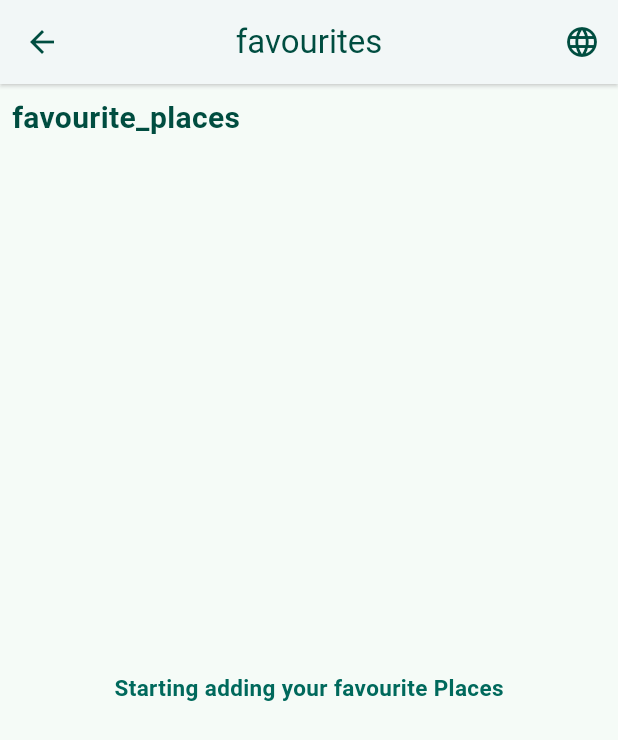
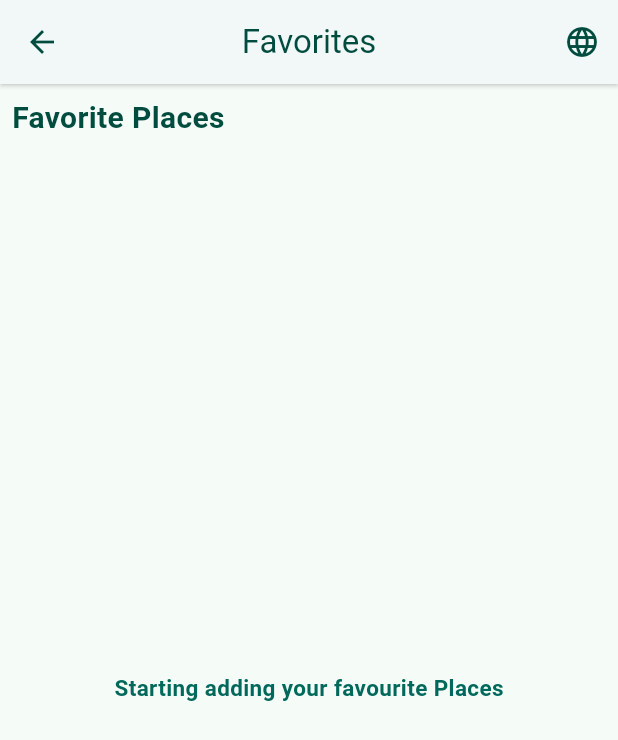
Before and after one commit to Sprints-Flutter-Bootcamp-Projects/Tourist-Guide-App-for-Egypt, a Flutter app: the FavouritesPage screen opened directly, on a phone screen of 412 x 824 dp. Shown: the top 740 px of the screen. Run offline on Flutter 3.47's test engine with Material 3 defaults, Android fonts, the phone set to English and light mode, and no system bars; our stand-ins replace easy_localization, shared_preferences; accounts and stored records are empty.

Commit message:
fixed some localization issues

```diff
--- a/assets/translations/ar.json
+++ b/assets/translations/ar.json
@@ -18,7 +18,7 @@
     "landmarks": "المعالم",
     "favorites": "المفضلات",
     "profile": "الحساب",
-    "favorite_places": "الأماكن المفضلة",
+    "favorites_places": "الأماكن المفضلة",
     "cairo": "القاهرة",
     "alexandria": "الإسكندرية",
     "al_fayoum": "الفيوم",
--- a/assets/translations/en.json
+++ b/assets/translations/en.json
@@ -18,7 +18,7 @@
     "landmarks": "Landmarks",
     "favorites": "Favorites",
     "profile": "Profile",
-    "favorite_places": "Favorite Places",
+    "favorites_places": "Favorite Places",
     "cairo": "Cairo",
     "alexandria": "Alexandria",
     "al_fayoum": "Al-Fayoum",
--- a/lib/nav_bar.dart
+++ b/lib/nav_bar.dart
@@ -71,7 +71,7 @@ class _MyNavigationBarState extends State<MyNavigationBar> {
             NavigationDestination(
               icon: const Icon(Icons.favorite_outline),
               selectedIcon: const Icon(Icons.favorite),
-              label: context.tr('favourites'),
+              label: context.tr('favorites'),
             ),
             NavigationDestination(
               icon: const Icon(Icons.person_outline),
--- a/lib/views/home/favourites_page.dart
+++ b/lib/views/home/favourites_page.dart
@@ -16,14 +16,14 @@ class _FavouritesPageState extends State<FavouritesPage> {
   @override
   Widget build(BuildContext context) {
     return Scaffold(
-      appBar: PagesAppBar(context, context.tr("favourites")),
+      appBar: PagesAppBar(context, context.tr("favorites")),
       body: Padding(
         padding: const EdgeInsets.all(8.0),
         child: Column(
           crossAxisAlignment: CrossAxisAlignment.start,
           children: <Widget>[
             TextTitle(
-              context.tr("favourite_places"),
+              context.tr("favorites_places"),
             ),
             const SizedBox(height: 8.0),
             favList.isEmpty
```
